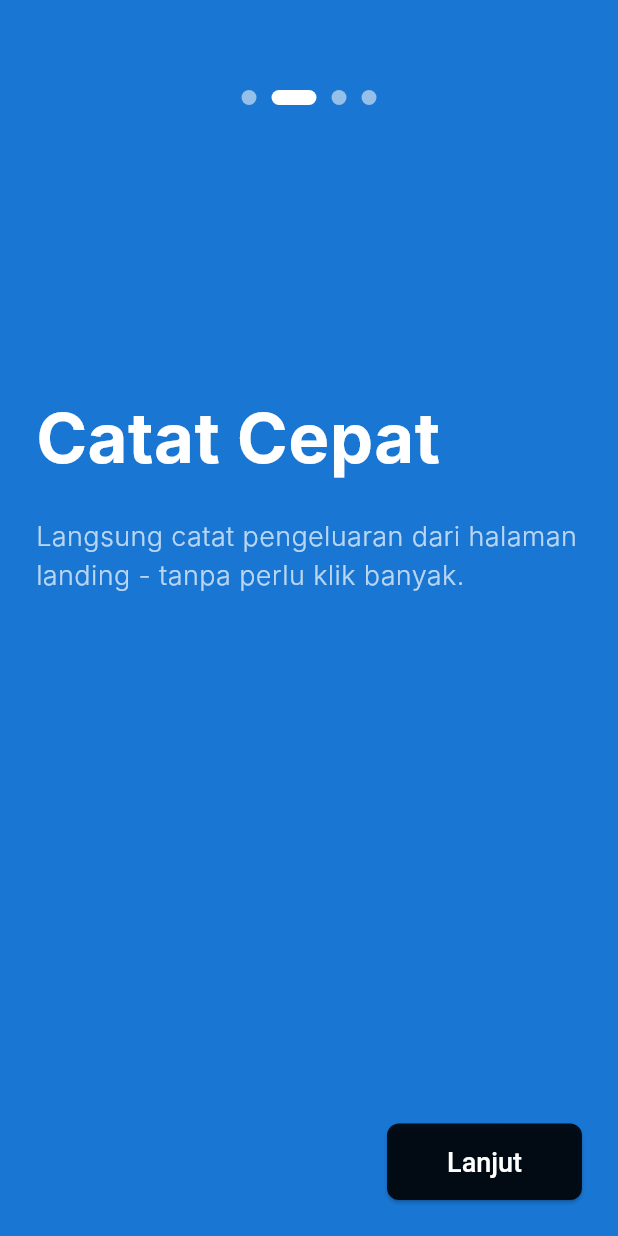
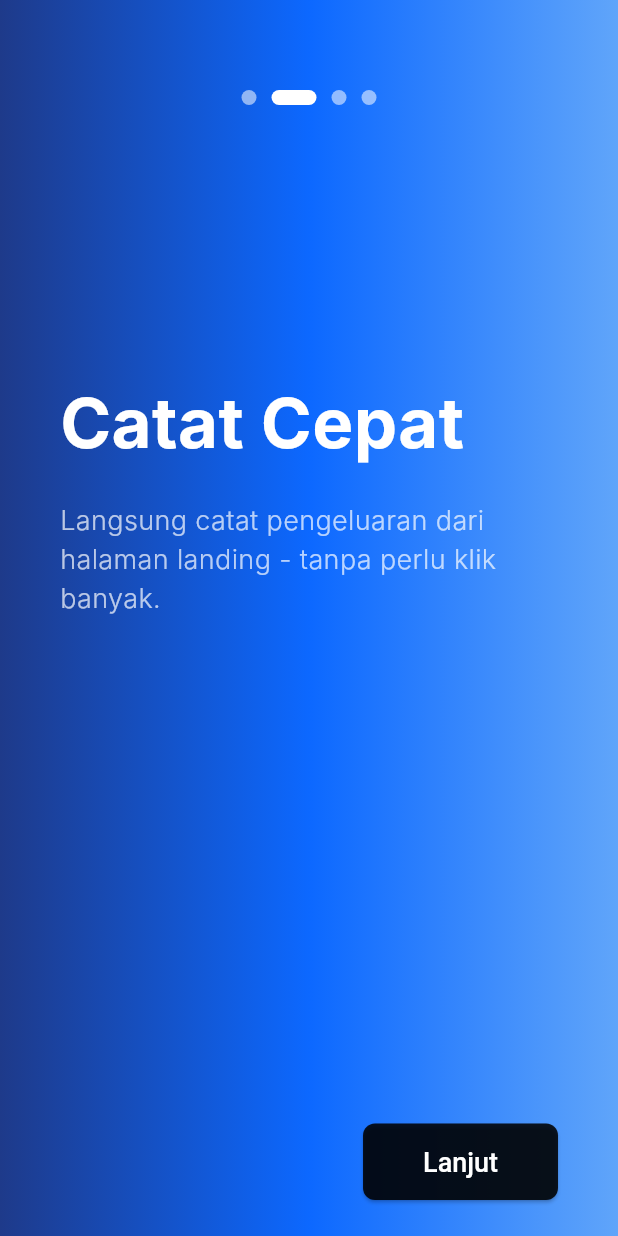
Before and after one commit to Apps-FinLog/FinLog, a Flutter app: the screen it shows after launch, swiped to page 2, on a phone screen of 412 x 824 dp. Run offline on Flutter 3.47's test engine with Material 3 defaults, Android fonts, the phone set to English and light mode, and no system bars; our stand-ins replace flutter_svg; Roboto replaces fonts that are missing (Inter).

Commit message:
feat: Update onboarding page styling with gradient background and adjusted padding

```diff
--- a/lib/screens/onboarding_screen.dart
+++ b/lib/screens/onboarding_screen.dart
@@ -46,8 +46,18 @@ class _OnboardingScreenState extends State<OnboardingScreen> {
     required bool isLastPage,
   }) {
     return Container(
-      padding: const EdgeInsets.all(24.0),
-      color: Colors.blue.shade700,
+      padding: const EdgeInsets.symmetric(horizontal: 40.0, vertical: 24.0),
+      decoration: const BoxDecoration(
+        gradient: LinearGradient(
+          begin: Alignment.centerRight,
+          end: Alignment.centerLeft,
+          colors: [
+            Color(0xFF60A5FA),
+            Color(0xFF0C68FF),
+            Color(0xFF1E3A8A),
+          ],
+        ),
+      ),
       child: Column(
         mainAxisAlignment: MainAxisAlignment.center,
         crossAxisAlignment: CrossAxisAlignment.start,
```
